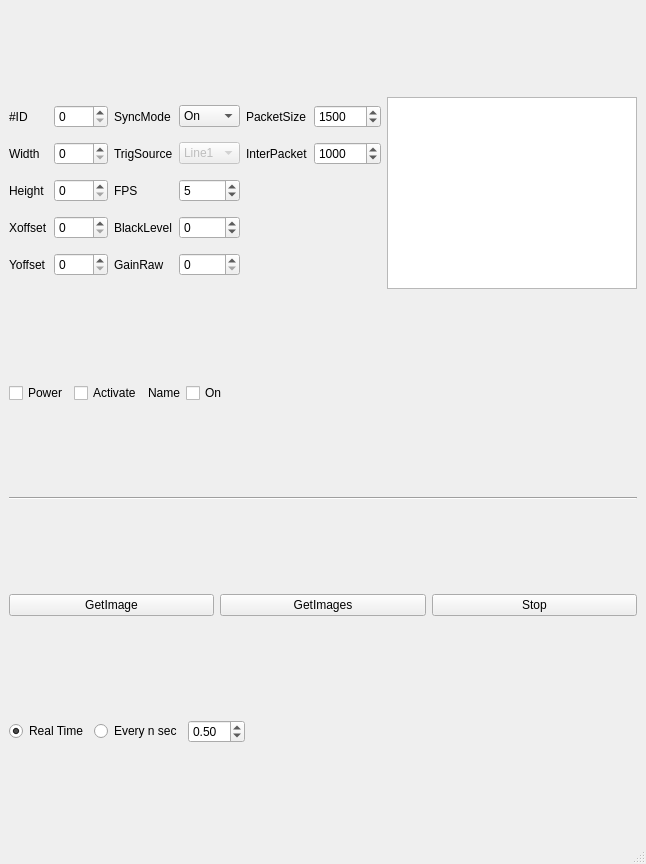
Saldenisov/pyconlyse, file gui/views/ui/widget_camera.ui: the form before one commit.
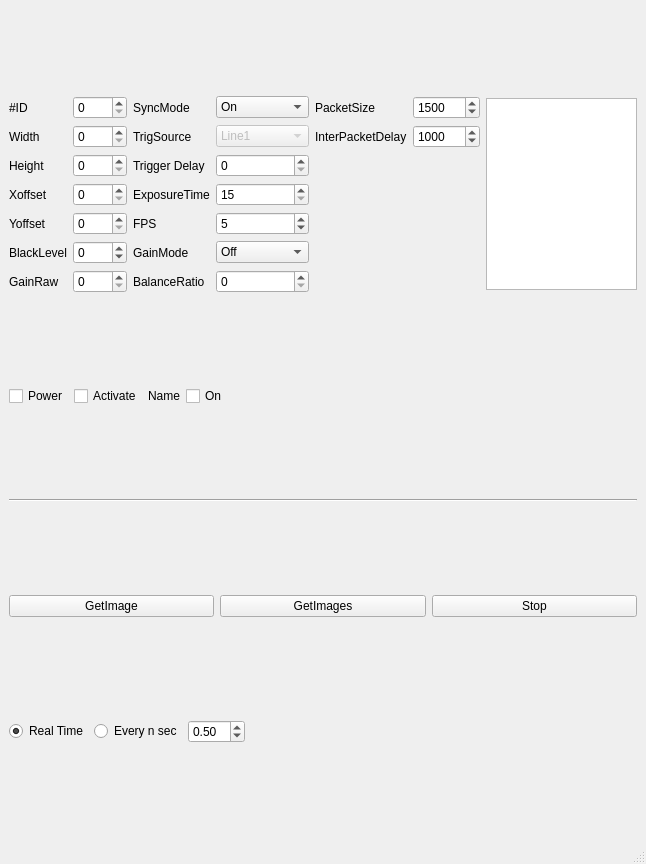
The form after the commit.

Commit message: CameraGui parameters could be set

The edit to the form file:
```diff
--- a/gui/views/ui/widget_camera.ui
+++ b/gui/views/ui/widget_camera.ui
@@ -27,106 +27,39 @@
        <enum>QLayout::SetFixedSize</enum>
       </property>
       <item>
-       <layout class="QGridLayout" name="gridLayout">
-        <item row="4" column="2">
+       <layout class="QGridLayout" name="gridLayout" rowstretch="0,0,0,0,0,0,0" rowminimumheight="0,0,0,0,0,0,0">
+        <item row="2" column="2">
+         <widget class="QLabel" name="label_trig_delay">
+          <property name="text">
+           <string>Trigger Delay</string>
+          </property>
+         </widget>
+        </item>
+        <item row="4" column="1">
+         <widget class="QSpinBox" name="spinBox_Yoffset">
+          <property name="maximum">
+           <number>2000</number>
+          </property>
+          <property name="singleStep">
+           <number>2</number>
+          </property>
+         </widget>
+        </item>
+        <item row="3" column="2">
+         <widget class="QLabel" name="label_exposure_time">
+          <property name="text">
+           <string>ExposureTime</string>
+          </property>
+         </widget>
+        </item>
+        <item row="5" column="0">
          <widget class="QLabel" name="label_black_level">
           <property name="text">
            <string>BlackLevel</string>
           </property>
          </widget>
         </item>
-        <item row="1" column="3">
-         <widget class="QComboBox" name="comboBox_syncmode">
-          <item>
-           <property name="text">
-            <string>On</string>
-           </property>
-          </item>
-          <item>
-           <property name="text">
-            <string>Off</string>
-           </property>
-          </item>
-         </widget>
-        </item>
-        <item row="3" column="0">
-         <widget class="QLabel" name="label_Height">
-          <property name="text">
-           <string>Height</string>
-          </property>
-         </widget>
-        </item>
-        <item row="1" column="2">
-         <widget class="QLabel" name="label_sync_mode">
-          <property name="text">
-           <string>SyncMode</string>
-          </property>
-         </widget>
-        </item>
-        <item row="1" column="0">
-         <widget class="QLabel" name="label_cameraID">
-          <property name="text">
-           <string>#ID</string>
-          </property>
-         </widget>
-        </item>
         <item row="3" column="1">
-         <widget class="QSpinBox" name="spinBox_Height">
-          <property name="sizePolicy">
-           <sizepolicy hsizetype="Maximum" vsizetype="Fixed">
-            <horstretch>0</horstretch>
-            <verstretch>0</verstretch>
-           </sizepolicy>
-          </property>
-          <property name="minimum">
-           <number>0</number>
-          </property>
-          <property name="maximum">
-           <number>2000</number>
-          </property>
-          <property name="value">
-           <number>0</number>
-          </property>
-         </widget>
-        </item>
-        <item row="2" column="1">
-         <widget class="QSpinBox" name="spinBox_Width">
-          <property name="sizePolicy">
-           <sizepolicy hsizetype="Maximum" vsizetype="Fixed">
-            <horstretch>0</horstretch>
-            <verstretch>0</verstretch>
-           </sizepolicy>
-          </property>
-          <property name="maximum">
-           <number>2000</number>
-          </property>
-         </widget>
-        </item>
-        <item row="2" column="0">
-         <widget class="QLabel" name="label_Width">
-          <property name="text">
-           <string>Width</string>
-          </property>
-         </widget>
-        </item>
-        <item row="4" column="0">
-         <widget class="QLabel" name="label_Xoffset">
-          <property name="text">
-           <string>Xoffset</string>
-          </property>
-         </widget>
-        </item>
-        <item row="5" column="1">
-         <widget class="QSpinBox" name="spinBox_Yoffset">
-          <property name="maximum">
-           <number>2000</number>
-          </property>
-          <property name="singleStep">
-           <number>2</number>
-          </property>
-         </widget>
-        </item>
-        <item row="4" column="1">
          <widget class="QSpinBox" name="spinBox_Xoffset">
           <property name="maximum">
            <number>2000</number>
@@ -136,38 +69,14 @@
           </property>
          </widget>
         </item>
-        <item row="1" column="1">
-         <widget class="QSpinBox" name="spinBox_cameraID"/>
-        </item>
-        <item row="5" column="0">
+        <item row="4" column="0">
          <widget class="QLabel" name="label_Yoffset">
           <property name="text">
            <string>Yoffset</string>
           </property>
          </widget>
         </item>
-        <item row="5" column="2">
-         <widget class="QLabel" name="label_gainraw">
-          <property name="text">
-           <string>GainRaw</string>
-          </property>
-         </widget>
-        </item>
-        <item row="5" column="3">
-         <widget class="QSpinBox" name="spinBox_gainraw">
-          <property name="maximum">
-           <number>3</number>
-          </property>
-         </widget>
-        </item>
-        <item row="2" column="2">
-         <widget class="QLabel" name="label_trig_source">
-          <property name="text">
-           <string>TrigSource</string>
-          </property>
-         </widget>
-        </item>
-        <item row="4" column="3">
+        <item row="5" column="1">
          <widget class="QSpinBox" name="spinBox_blacklevel">
           <property name="minimum">
            <number>-127</number>
@@ -177,14 +86,14 @@
           </property>
          </widget>
         </item>
-        <item row="3" column="2">
+        <item row="4" column="2">
          <widget class="QLabel" name="label_fps">
           <property name="text">
            <string>FPS</string>
           </property>
          </widget>
         </item>
-        <item row="3" column="3">
+        <item row="4" column="3">
          <widget class="QSpinBox" name="spinBox_fps">
           <property name="minimum">
            <number>1</number>
@@ -198,32 +107,127 @@
          </widget>
         </item>
         <item row="2" column="3">
-         <widget class="QComboBox" name="comboBox_TrigSource">
-          <property name="enabled">
-           <bool>false</bool>
+         <widget class="QSpinBox" name="spinBox_trigger_delay">
+          <property name="maximum">
+           <number>1000000</number>
           </property>
+         </widget>
+        </item>
+        <item row="1" column="2">
+         <widget class="QLabel" name="label_trig_source">
+          <property name="text">
+           <string>TrigSource</string>
+          </property>
+         </widget>
+        </item>
+        <item row="3" column="3">
+         <widget class="QSpinBox" name="spinBox_exposure_time">
+          <property name="minimum">
+           <number>15</number>
+          </property>
+          <property name="maximum">
+           <number>896000</number>
+          </property>
+          <property name="value">
+           <number>15</number>
+          </property>
+         </widget>
+        </item>
+        <item row="1" column="1">
+         <widget class="QSpinBox" name="spinBox_Width">
+          <property name="sizePolicy">
+           <sizepolicy hsizetype="Maximum" vsizetype="Fixed">
+            <horstretch>0</horstretch>
+            <verstretch>0</verstretch>
+           </sizepolicy>
+          </property>
+          <property name="maximum">
+           <number>2000</number>
+          </property>
+         </widget>
+        </item>
+        <item row="2" column="0">
+         <widget class="QLabel" name="label_Height">
+          <property name="text">
+           <string>Height</string>
+          </property>
+         </widget>
+        </item>
+        <item row="0" column="2">
+         <widget class="QLabel" name="label_sync_mode">
+          <property name="text">
+           <string>SyncMode</string>
+          </property>
+         </widget>
+        </item>
+        <item row="0" column="1">
+         <widget class="QSpinBox" name="spinBox_cameraID"/>
+        </item>
+        <item row="0" column="3">
+         <widget class="QComboBox" name="comboBox_syncmode">
           <item>
            <property name="text">
-            <string>Line1</string>
+            <string>On</string>
            </property>
           </item>
          </widget>
         </item>
-        <item row="1" column="4">
+        <item row="0" column="4">
          <widget class="QLabel" name="label_5">
           <property name="text">
            <string>PacketSize</string>
           </property>
          </widget>
         </item>
-        <item row="2" column="4">
+        <item row="1" column="4">
          <widget class="QLabel" name="label">
           <property name="text">
-           <string>InterPacket</string>
+           <string>InterPacketDelay</string>
           </property>
          </widget>
         </item>
         <item row="1" column="5">
+         <widget class="QSpinBox" name="spinBox_interpacket_delay">
+          <property name="maximum">
+           <number>2514068</number>
+          </property>
+          <property name="value">
+           <number>1000</number>
+          </property>
+         </widget>
+        </item>
+        <item row="2" column="1">
+         <widget class="QSpinBox" name="spinBox_Height">
+          <property name="sizePolicy">
+           <sizepolicy hsizetype="Maximum" vsizetype="Fixed">
+            <horstretch>0</horstretch>
+            <verstretch>0</verstretch>
+           </sizepolicy>
+          </property>
+          <property name="minimum">
+           <number>0</number>
+          </property>
+          <property name="maximum">
+           <number>2000</number>
+          </property>
+          <property name="value">
+           <number>0</number>
+          </property>
+         </widget>
+        </item>
+        <item row="1" column="3">
+         <widget class="QComboBox" name="comboBox_TrigSource">
+          <property name="enabled">
+           <bool>false</bool>
+          </property>
+          <item>
+           <property name="text">
+            <string>Line1</string>
+           </property>
+          </item>
+         </widget>
+        </item>
+        <item row="0" column="5">
          <widget class="QSpinBox" name="spinBox_packetsize">
           <property name="maximum">
            <number>16000</number>
@@ -236,16 +240,81 @@
           </property>
          </widget>
         </item>
-        <item row="2" column="5">
-         <widget class="QSpinBox" name="spinBox_interpacket_delay">
+        <item row="1" column="0">
+         <widget class="QLabel" name="label_Width">
+          <property name="text">
+           <string>Width</string>
+          </property>
+         </widget>
+        </item>
+        <item row="3" column="0">
+         <widget class="QLabel" name="label_Xoffset">
+          <property name="text">
+           <string>Xoffset</string>
+          </property>
+         </widget>
+        </item>
+        <item row="0" column="0">
+         <widget class="QLabel" name="label_cameraID">
+          <property name="text">
+           <string>#ID</string>
+          </property>
+         </widget>
+        </item>
+        <item row="6" column="0">
+         <widget class="QLabel" name="label_gainraw">
+          <property name="text">
+           <string>GainRaw</string>
+          </property>
+         </widget>
+        </item>
+        <item row="6" column="1">
+         <widget class="QSpinBox" name="spinBox_gainraw">
           <property name="maximum">
-           <number>2514068</number>
+           <number>3</number>
           </property>
-          <property name="value">
-           <number>1000</number>
+         </widget>
+        </item>
+        <item row="6" column="2">
+         <widget class="QLabel" name="label_balance">
+          <property name="text">
+           <string>BalanceRatio</string>
           </property>
          </widget>
         </item>
+        <item row="6" column="3">
+         <widget class="QSpinBox" name="spinBox_balance_ratio">
+          <property name="maximum">
+           <number>1023</number>
+          </property>
+         </widget>
+        </item>
+        <item row="5" column="2">
+         <widget class="QLabel" name="label_gainmode">
+          <property name="text">
+           <string>GainMode</string>
+          </property>
+         </widget>
+        </item>
+        <item row="5" column="3">
+         <widget class="QComboBox" name="comboBox_gain_mode">
+          <item>
+           <property name="text">
+            <string>Off</string>
+           </property>
+          </item>
+          <item>
+           <property name="text">
+            <string>Once</string>
+           </property>
+          </item>
+          <item>
+           <property name="text">
+            <string>Continuous</string>
+           </property>
+          </item>
+         </widget>
+        </item>
        </layout>
       </item>
       <item>
```
Left out of the diff: 5 changed lines with no effect on the pictures. The commit also changes 5 other files.
